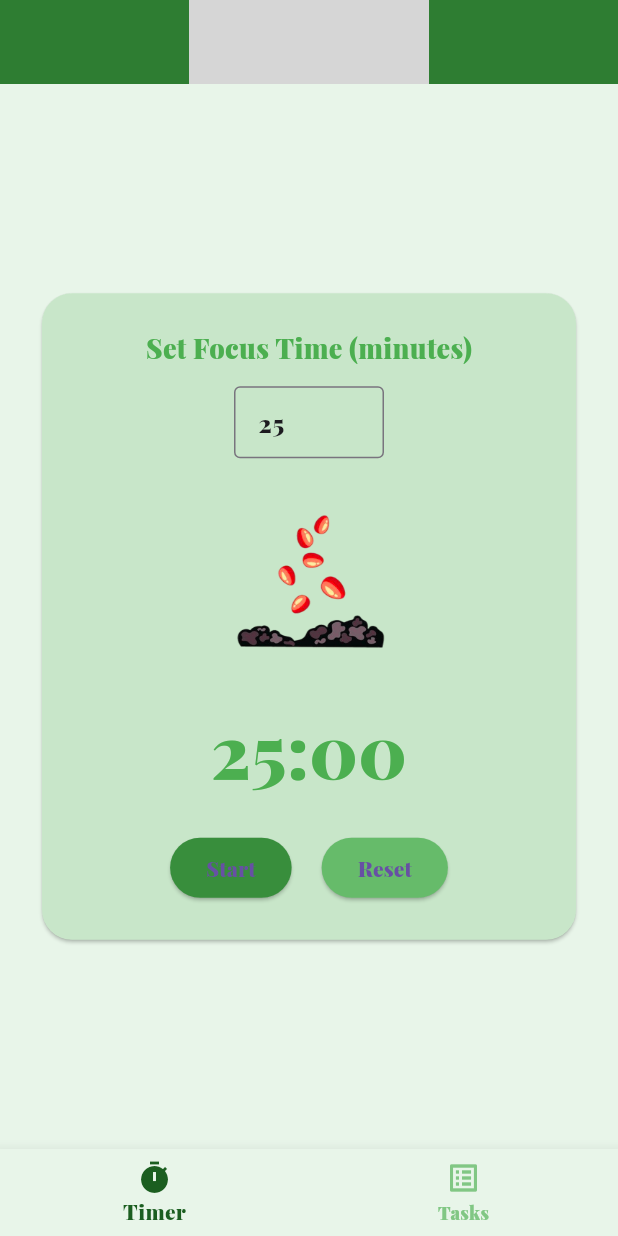
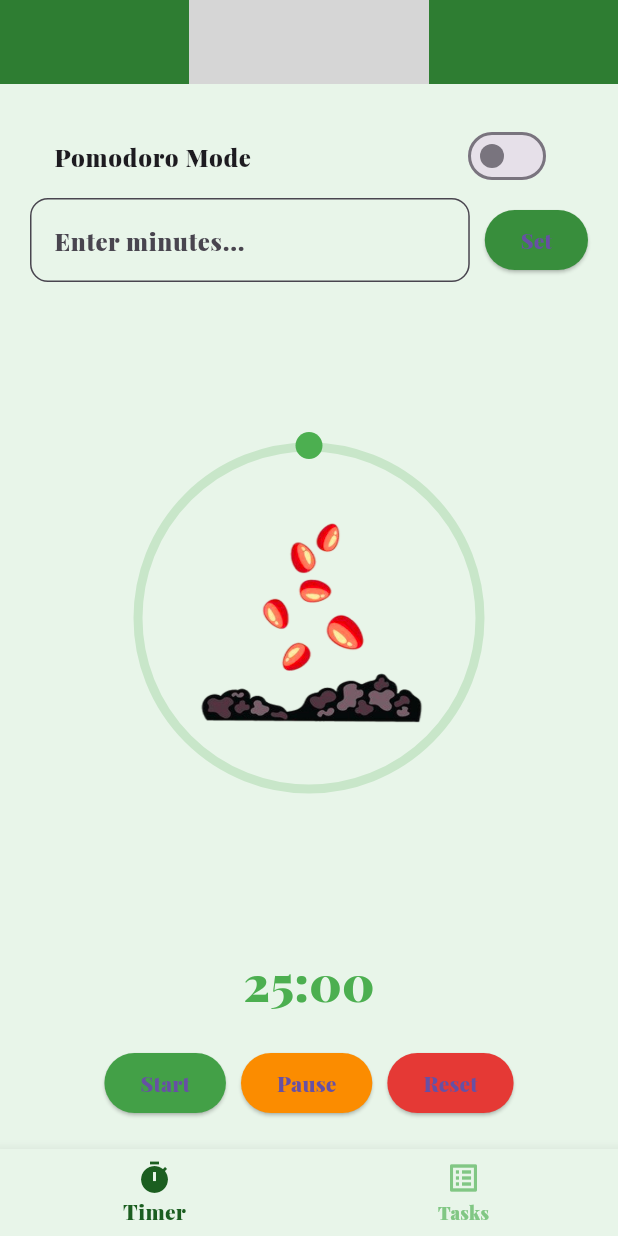
Before and after one commit to mahaibrahim26/FocusApp, a Flutter app: the screen it shows after launch, on a phone screen of 412 x 824 dp. Run offline on Flutter 3.47's test engine with Material 3 defaults, Android fonts, the phone set to English and light mode, and no system bars; our stand-ins replace shared_preferences; project files that could hold a hidden picture were left out; grey boxes are pictures that could not be loaded.

Commit message:
WIP: Local changes before rebase

```diff
--- a/lib/main.dart
+++ b/lib/main.dart
@@ -2,7 +2,29 @@ import 'dart:async';
 import 'package:flutter/material.dart';
 import 'package:shared_preferences/shared_preferences.dart';
 
-// MODEL
+void main() async {
+  WidgetsFlutterBinding.ensureInitialized();
+  runApp(const FocusTreeApp());
+}
+
+class FocusTreeApp extends StatelessWidget {
+  const FocusTreeApp({super.key});
+
+  @override
+  Widget build(BuildContext context) {
+    return MaterialApp(
+      title: 'Green Focus Timer',
+      theme: ThemeData(
+        primarySwatch: Colors.green,
+        scaffoldBackgroundColor: Colors.green[50],
+        fontFamily: 'Playfair',
+        textTheme: const TextTheme(bodyMedium: TextStyle(color: Colors.green)),
+      ),
+      home: const RootScreen(),
+    );
+  }
+}
+
 class Task {
   String title;
   String priority;
@@ -19,43 +41,16 @@ class Task {
       isDone: json['isDone'] ?? false);
 }
 
-void main() {
-  runApp(const FocusTreeApp());
-}
-
-// MAIN APP
-class FocusTreeApp extends StatelessWidget {
-  const FocusTreeApp({super.key});
-  @override
-  Widget build(BuildContext context) {
-    return MaterialApp(
-      title: 'Green Focus Timer',
-      theme: ThemeData(
-        primarySwatch: Colors.green,
-        scaffoldBackgroundColor: Colors.green[50],
-        fontFamily: 'Playfair', // Using your font from yaml
-        textTheme: const TextTheme(
-          bodyMedium: TextStyle(color: Colors.green),
-        ),
-      ),
-      home: const RootScreen(),
-    );
-  }
-}
-
-// ROOT with Bottom Navigation and Logo
 class RootScreen extends StatefulWidget {
   const RootScreen({super.key});
+
   @override
   State<RootScreen> createState() => _RootScreenState();
 }
 
 class _RootScreenState extends State<RootScreen> {
   int _selectedIndex = 0;
-
-  // Tasks shared between screens
   final List<Task> tasks = [];
-
   late SharedPreferences prefs;
 
   @override
@@ -70,8 +65,7 @@ class _RootScreenState extends State<RootScreen> {
     setState(() {
       tasks.clear();
       tasks.addAll(saved
-          .map((e) => Task.fromJson(
-          Map<String, dynamic>.from(Uri.splitQueryString(e))))
+          .map((e) => Task.fromJson(Map<String, dynamic>.from(Uri.splitQueryString(e))))
           .toList());
     });
   }
@@ -113,11 +107,8 @@ class _RootScreenState extends State<RootScreen> {
     });
   }
 
-  static const List<Widget> _screens = [];
-
   @override
   Widget build(BuildContext context) {
-    // Screen widgets passing tasks and handlers
     final List<Widget> screens = [
       TimerScreen(),
       TasksScreen(
@@ -133,41 +124,24 @@ class _RootScreenState extends State<RootScreen> {
       appBar: AppBar(
         backgroundColor: Colors.green[800],
         centerTitle: true,
-        title: Image.asset(
-          'assets/images/logo.png',
-          height: 160, // bigger size
-          width: 160,
-          fit: BoxFit.contain,
+        title: Image.asset('assets/images/logo.png', height: 160, width: 160),
       ),
-      ),
-
       body: screens[_selectedIndex],
       bottomNavigationBar: BottomNavigationBar(
         currentIndex: _selectedIndex,
         selectedItemColor: Colors.green[900],
         unselectedItemColor: Colors.green[300],
         backgroundColor: Colors.green[50],
-        onTap: (index) {
-          setState(() {
-            _selectedIndex = index;
-          });
-        },
+        onTap: (index) => setState(() => _selectedIndex = index),
         items: const [
-          BottomNavigationBarItem(
-            icon: Icon(Icons.timer),
-            label: 'Timer',
-          ),
-          BottomNavigationBarItem(
-            icon: Icon(Icons.list_alt),
-            label: 'Tasks',
-          ),
+          BottomNavigationBarItem(icon: Icon(Icons.timer), label: 'Timer'),
+          BottomNavigationBarItem(icon: Icon(Icons.list_alt), label: 'Tasks'),
         ],
       ),
     );
   }
 }
 
-// TIMER SCREEN
 class TimerScreen extends StatefulWidget {
   const TimerScreen({super.key});
 
@@ -175,239 +149,291 @@ class TimerScreen extends StatefulWidget {
   State<TimerScreen> createState() => _TimerScreenState();
 }
 
-class _TimerScreenState extends State<TimerScreen> {
-  int focusSeconds = 25 * 60;
-  int secondsLeft = 25 * 60;
+class _TimerScreenState extends State<TimerScreen> with SingleTickerProviderStateMixin {
+  bool isRunning = false;
+  bool isPomodoro = false;
+  int remainingSeconds = 1500;
+  int totalSeconds = 1500;
   Timer? timer;
-  bool isRunning = false;
+  final customController = TextEditingController();
+  late AnimationController orbitController;
 
-  int seedStage = 1; // 1 to 5
-
-  final focusTimeController = TextEditingController(text: '25');
-
-  void startTimer() {
-    if (isRunning) return;
-    setState(() => isRunning = true);
-    timer = Timer.periodic(const Duration(seconds: 1), (_) {
-      if (secondsLeft == 0) {
-        timer?.cancel();
-        setState(() {
-          isRunning = false;
-          seedStage = 5;
-        });
-      } else {
-        setState(() {
-          secondsLeft--;
-          seedStage = ((1 + (4 * (focusSeconds - secondsLeft) / focusSeconds))
-              .clamp(1, 5))
-              .toInt();
-        });
-      }
-    });
-  }
-
-  void resetTimer() {
-    timer?.cancel();
-    setState(() {
-      secondsLeft = focusSeconds;
-      isRunning = false;
-      seedStage = 1;
-    });
-  }
-
-  String formatTime(int seconds) {
-    final m = seconds ~/ 60;
-    final s = seconds % 60;
-    return '${m.toString().padLeft(2, '0')}:${s.toString().padLeft(2, '0')}';
+  @override
+  void initState() {
+    super.initState();
+    orbitController = AnimationController(
+      vsync: this,
+      duration: Duration(seconds: remainingSeconds),
+    );
   }
 
   @override
   void dispose() {
     timer?.cancel();
-    focusTimeController.dispose();
+    orbitController.dispose();
     super.dispose();
   }
 
-  String seedImage() => 'assets/images/seed$seedStage.png';
+  void startTimer() {
+    if (isRunning) return;
+    setState(() => isRunning = true);
+
+    orbitController.duration = Duration(seconds: totalSeconds);
+    orbitController.forward(from: 1 - (remainingSeconds / totalSeconds)); // ✅ syncs dot with time
+
+    timer = Timer.periodic(const Duration(seconds: 1), (t) {
+      if (remainingSeconds == 0) {
+        stopTimer();
+      } else {
+        setState(() => remainingSeconds--);
+      }
+    });
+  }
+
+
+  void stopTimer() {
+    timer?.cancel();
+    orbitController.stop();
+    setState(() => isRunning = false);
+  }
+
+  void resetTimer() {
+    timer?.cancel();
+    orbitController.reset();
+    setState(() {
+      isRunning = false;
+      remainingSeconds = totalSeconds;
+    });
+  }
+
+  void togglePomodoro(bool value) {
+    setState(() {
+      isPomodoro = value;
+      totalSeconds = isPomodoro ? 1500 : 0;
+      remainingSeconds = totalSeconds;
+      orbitController.reset();
+      timer?.cancel();
+      isRunning = false;
+    });
+  }
+
+  void setCustomTime() {
+    final entered = int.tryParse(customController.text);
+    if (entered == null || entered <= 0) return;
+    setState(() {
+      totalSeconds = entered * 60;
+      remainingSeconds = totalSeconds;
+      orbitController.duration = Duration(seconds: totalSeconds);
+      orbitController.reset();
+      isRunning = false;
+      timer?.cancel();
+    });
+  }
+
+  String get seedImage {
+    double percent = remainingSeconds / totalSeconds;
+    if (percent > 0.8) return 'assets/images/seed1.png';
+    if (percent > 0.6) return 'assets/images/seed2.png';
+    if (percent > 0.4) return 'assets/images/seed3.png';
+    if (percent > 0.2) return 'assets/images/seed4.png';
+    return 'assets/images/seed5.png';
+  }
+
+  String formatTime(int seconds) {
+    final min = (seconds ~/ 60).toString().padLeft(2, '0');
+    final sec = (seconds % 60).toString().padLeft(2, '0');
+    return '$min:$sec';
+  }
 
   @override
   Widget build(BuildContext context) {
-    return Center(
-      child: SingleChildScrollView(
-        padding: const EdgeInsets.all(24),
-        child: Card(
-          shape:
-          RoundedRectangleBorder(borderRadius: BorderRadius.circular(20)),
-          color: Colors.green[100],
-          child: Padding(
-            padding: const EdgeInsets.all(24),
-            child: Column(
-              mainAxisSize: MainAxisSize.min,
-              children: [
-                const Text(
-                  'Set Focus Time (minutes)',
-                  style: TextStyle(
-                    fontWeight: FontWeight.bold,
-                    fontSize: 18,
-                    color: Colors.green,
+    return Padding(
+      padding: const EdgeInsets.all(20),
+      child: Column(children: [
+        SwitchListTile(
+          value: isPomodoro,
+          onChanged: togglePomodoro,
+          title: const Text("Pomodoro Mode"),
+          activeColor: Colors.green[800],
+        ),
+        if (!isPomodoro)
+          Row(children: [
+            Expanded(
+              child: TextField(
+                controller: customController,
+                keyboardType: TextInputType.number,
+                decoration: InputDecoration(
+                  hintText: 'Enter minutes...',
+                  filled: true,
+                  fillColor: Colors.green[50],
+                  border: OutlineInputBorder(borderRadius: BorderRadius.circular(12)),
                 ),
               ),
-                const SizedBox(height: 12),
-                SizedBox(
-                  width: 100,
-                  child: TextField(
-                    controller: focusTimeController,
-                    keyboardType: TextInputType.number,
-                    decoration: const InputDecoration(
-                      border: OutlineInputBorder(),
-                      contentPadding:
-                      EdgeInsets.symmetric(vertical: 10, horizontal: 12),
             ),
-                    onChanged: (val) {
-                      final parsed = int.tryParse(val);
-                      if (parsed != null && parsed > 0) {
-                        setState(() {
-                          focusSeconds = parsed * 60;
-                          secondsLeft = focusSeconds;
-                          seedStage = 1;
-                          resetTimer();
-                        });
-                      }
+            const SizedBox(width: 10),
+            ElevatedButton(
+              onPressed: () {
+                setCustomTime();
+                FocusScope.of(context).unfocus(); // ✅ This dismisses the keyboard
               },
+              style: ElevatedButton.styleFrom(backgroundColor: Colors.green[700]),
+              child: const Text("Set"),
+            )
+
+          ]),
+        const SizedBox(height: 20),
+        Expanded(
+          child: Center(
+            child: SizedBox(
+              width: 260,
+              height: 260,
+              child: Stack(
+                alignment: Alignment.center,
+                children: [
+                  AnimatedBuilder(
+                    animation: orbitController,
+                    builder: (context, child) => CustomPaint(
+                      size: const Size(260, 260),
+                      painter: OrbitPainter(orbitController.value),
                     ),
                   ),
-                const SizedBox(height: 20),
-                Image.asset(
-                  seedImage(),
-                  width: 120,
-                  height: 120,
-                  fit: BoxFit.contain,
-                ),
-                const SizedBox(height: 20),
-                Text(
-                  formatTime(secondsLeft),
-                  style: const TextStyle(
-                    fontSize: 48,
-                    fontWeight: FontWeight.bold,
+                  RotationTransition(
+                    turns: Tween<double>(begin: 0, end: 1).animate(orbitController),
+                    child: Transform.translate(
+                      offset: const Offset(0, -115),
+                      child: Container(
+                        width: 18,
+                        height: 18,
+                        decoration: const BoxDecoration(
                           color: Colors.green,
+                          shape: BoxShape.circle,
                         ),
                       ),
-                const SizedBox(height: 20),
-                Row(
-                  mainAxisAlignment: MainAxisAlignment.center,
-                  children: [
-                    ElevatedButton(
-                      onPressed: startTimer,
-                      style: ElevatedButton.styleFrom(
-                          backgroundColor: Colors.green[700]),
-                      child: const Text('Start'),
                     ),
-                    const SizedBox(width: 20),
-                    ElevatedButton(
-                      onPressed: resetTimer,
-                      style: ElevatedButton.styleFrom(
-                          backgroundColor: Colors.green[400]),
-                      child: const Text('Reset'),
                   ),
-                  ],
-                ),
+                  Image.asset(seedImage, height: 180),
                 ],
               ),
             ),
           ),
         ),
+        const SizedBox(height: 16),
+        Text(formatTime(remainingSeconds),
+            style: const TextStyle(fontSize: 32, fontWeight: FontWeight.bold, color: Colors.green)),
+        const SizedBox(height: 20),
+        Row(
+          mainAxisAlignment: MainAxisAlignment.center,
+          children: [
+            ElevatedButton(onPressed: startTimer, style: ElevatedButton.styleFrom(backgroundColor: Colors.green[600]), child: const Text("Start")),
+            const SizedBox(width: 10),
+            ElevatedButton(onPressed: stopTimer, style: ElevatedButton.styleFrom(backgroundColor: Colors.orange[600]), child: const Text("Pause")),
+            const SizedBox(width: 10),
+            ElevatedButton(onPressed: resetTimer, style: ElevatedButton.styleFrom(backgroundColor: Colors.red[600]), child: const Text("Reset")),
+          ],
+        )
+      ]),
     );
   }
 }
 
-// TASKS SCREEN
-class TasksScreen extends StatefulWidget {
+class OrbitPainter extends CustomPainter {
+  final double progress;
+
+  OrbitPainter(this.progress);
+
+  @override
+  void paint(Canvas canvas, Size size) {
+    final Paint bgPaint = Paint()
+      ..color = Colors.green.shade100
+      ..style = PaintingStyle.stroke
+      ..strokeWidth = 6;
+
+    final Paint progressPaint = Paint()
+      ..color = Colors.green.shade800
+      ..style = PaintingStyle.stroke
+      ..strokeWidth = 6
+      ..strokeCap = StrokeCap.round;
+
+    final center = Offset(size.width / 2, size.height / 2);
+    final radius = size.width / 2 - 16;
+
+    canvas.drawCircle(center, radius, bgPaint);
+
+    final sweepAngle = 2 * 3.1415926535897932 * progress;
+    canvas.drawArc(
+      Rect.fromCircle(center: center, radius: radius),
+      -3.1415926535897932 / 2,
+      sweepAngle,
+      false,
+      progressPaint,
+    );
+  }
+
+  @override
+  bool shouldRepaint(CustomPainter oldDelegate) => true;
+}
+
+class TasksScreen extends StatelessWidget {
   final List<Task> tasks;
   final void Function(String) onAdd;
   final void Function(int, String) onUpdatePriority;
   final void Function(int, bool?) onToggleDone;
   final void Function(int) onDelete;
 
-  const TasksScreen({
-    super.key,
-    required this.tasks,
-    required this.onAdd,
-    required this.onUpdatePriority,
-    required this.onToggleDone,
-    required this.onDelete,
-  });
-
-  @override
-  State<TasksScreen> createState() => _TasksScreenState();
-}
-
-class _TasksScreenState extends State<TasksScreen> {
-  Color priorityColor(String priority) {
-    switch (priority) {
-      case 'High':
-        return Colors.redAccent.shade400;
-      case 'Medium':
-        return Colors.orangeAccent.shade400;
-      default:
-        return Colors.greenAccent.shade400;
-    }
-  }
-
-  final addController = TextEditingController();
-
-  @override
-  void dispose() {
-    addController.dispose();
-    super.dispose();
-  }
+  const TasksScreen({super.key, required this.tasks, required this.onAdd, required this.onUpdatePriority, required this.onToggleDone, required this.onDelete});
 
   @override
   Widget build(BuildContext context) {
+    final TextEditingController addController = TextEditingController();
     return Padding(
       padding: const EdgeInsets.all(16),
       child: Column(
         children: [
-          AddTaskWidget(
+          Row(children: [
+            Expanded(
+              child: TextField(
                 controller: addController,
-            onAdd: (val) {
-              widget.onAdd(val);
+                decoration: InputDecoration(
+                  hintText: 'Add new task...',
+                  fillColor: Colors.green[50],
+                  filled: true,
+                  border: OutlineInputBorder(borderRadius: BorderRadius.circular(12), borderSide: BorderSide.none),
+                ),
+              ),
+            ),
+            const SizedBox(width: 12),
+            ElevatedButton(
+              onPressed: () {
+                onAdd(addController.text);
                 addController.clear();
                 FocusScope.of(context).unfocus();
               },
+              style: ElevatedButton.styleFrom(backgroundColor: Colors.green[700]),
+              child: const Icon(Icons.add),
             ),
+          ]),
           const SizedBox(height: 16),
           Expanded(
-            child: widget.tasks.isEmpty
-                ? const Center(
-              child: Text(
-                'No tasks yet. Add one!',
-                style: TextStyle(color: Colors.green),
-              ),
-            )
+            child: tasks.isEmpty
+                ? const Center(child: Text('No tasks yet. Add one!', style: TextStyle(color: Colors.green)))
                 : ListView.builder(
-              itemCount: widget.tasks.length,
+              itemCount: tasks.length,
               itemBuilder: (context, index) {
-                final task = widget.tasks[index];
+                final task = tasks[index];
                 return Card(
-                  shape: RoundedRectangleBorder(
-                      borderRadius: BorderRadius.circular(12)),
-                  color: task.isDone
-                      ? Colors.green[100]
-                      : priorityColor(task.priority).withOpacity(0.3),
+                  shape: RoundedRectangleBorder(borderRadius: BorderRadius.circular(12)),
+                  color: task.isDone ? Colors.green[100] : Colors.greenAccent.withOpacity(0.3),
                   margin: const EdgeInsets.symmetric(vertical: 6),
                   child: ListTile(
                     leading: Checkbox(
                       value: task.isDone,
-                      onChanged: (val) =>
-                          widget.onToggleDone(index, val),
+                      onChanged: (val) => onToggleDone(index, val),
                       activeColor: Colors.green[800],
                     ),
                     title: Text(
                       task.title,
                       style: TextStyle(
-                          decoration: task.isDone
-                              ? TextDecoration.lineThrough
-                              : null,
+                          decoration: task.isDone ? TextDecoration.lineThrough : null,
                           color: Colors.green[900],
                           fontWeight: FontWeight.w600),
                     ),
@@ -416,24 +442,13 @@ class _TasksScreenState extends State<TasksScreen> {
                       dropdownColor: Colors.green[50],
                       underline: const SizedBox(),
                       items: const [
-                        DropdownMenuItem(
-                            value: 'Low',
-                            child: Text('Low',
-                                style: TextStyle(color: Colors.green))),
-                        DropdownMenuItem(
-                            value: 'Medium',
-                            child: Text('Medium',
-                                style: TextStyle(color: Colors.orange))),
-                        DropdownMenuItem(
-                            value: 'High',
-                            child: Text('High',
-                                style: TextStyle(color: Colors.red))),
+                        DropdownMenuItem(value: 'Low', child: Text('Low', style: TextStyle(color: Colors.green))),
+                        DropdownMenuItem(value: 'Medium', child: Text('Medium', style: TextStyle(color: Colors.orange))),
+                        DropdownMenuItem(value: 'High', child: Text('High', style: TextStyle(color: Colors.red))),
                       ],
-                      onChanged: (val) {
-                        if (val != null) widget.onUpdatePriority(index, val);
-                      },
+                      onChanged: (val) => val != null ? onUpdatePriority(index, val) : null,
                     ),
-                    onLongPress: () => widget.onDelete(index),
+                    onLongPress: () => onDelete(index),
                   ),
                 );
               },
@@ -444,43 +459,3 @@ class _TasksScreenState extends State<TasksScreen> {
     );
   }
 }
-
-// Add Task Input
-class AddTaskWidget extends StatelessWidget {
-  final void Function(String) onAdd;
-  final TextEditingController controller;
-
-  const AddTaskWidget({
-    super.key,
-    required this.onAdd,
-    required this.controller,
-  });
-
-  @override
-  Widget build(BuildContext context) {
-    return Row(children: [
-      Expanded(
-        child: TextField(
-          controller: controller,
-          decoration: InputDecoration(
-            hintText: 'Add new task...',
-            fillColor: Colors.green[50],
-            filled: true,
-            border: OutlineInputBorder(
-              borderRadius: BorderRadius.circular(12),
-              borderSide: BorderSide.none,
-            ),
-          ),
-        ),
-      ),
-      const SizedBox(width: 12),
-      ElevatedButton(
-        onPressed: () {
-          onAdd(controller.text);
-        },
-        style: ElevatedButton.styleFrom(backgroundColor: Colors.green[700]),
-        child: const Icon(Icons.add),
-      ),
-    ]);
-  }
-}
```
Also changed, not shown: pubspec.yaml (+17 -74 lines), assets/images/app_icon.png (added), pubspec.lock, 14 other files. Lines whose indentation alone changed are shown as unchanged.
